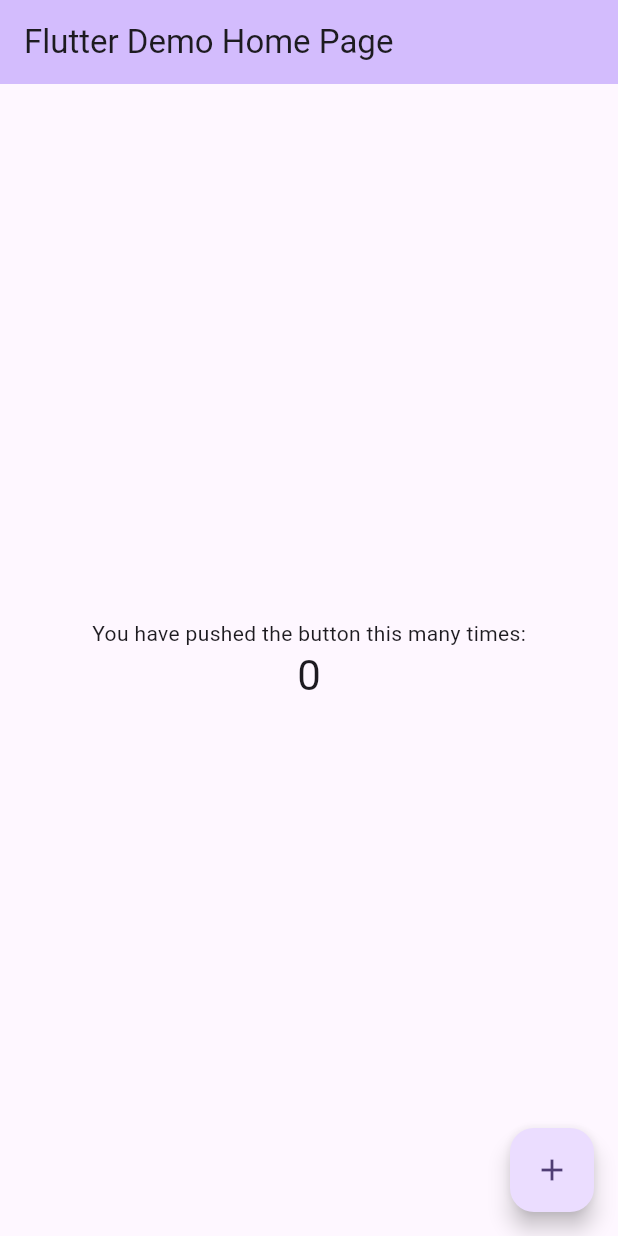
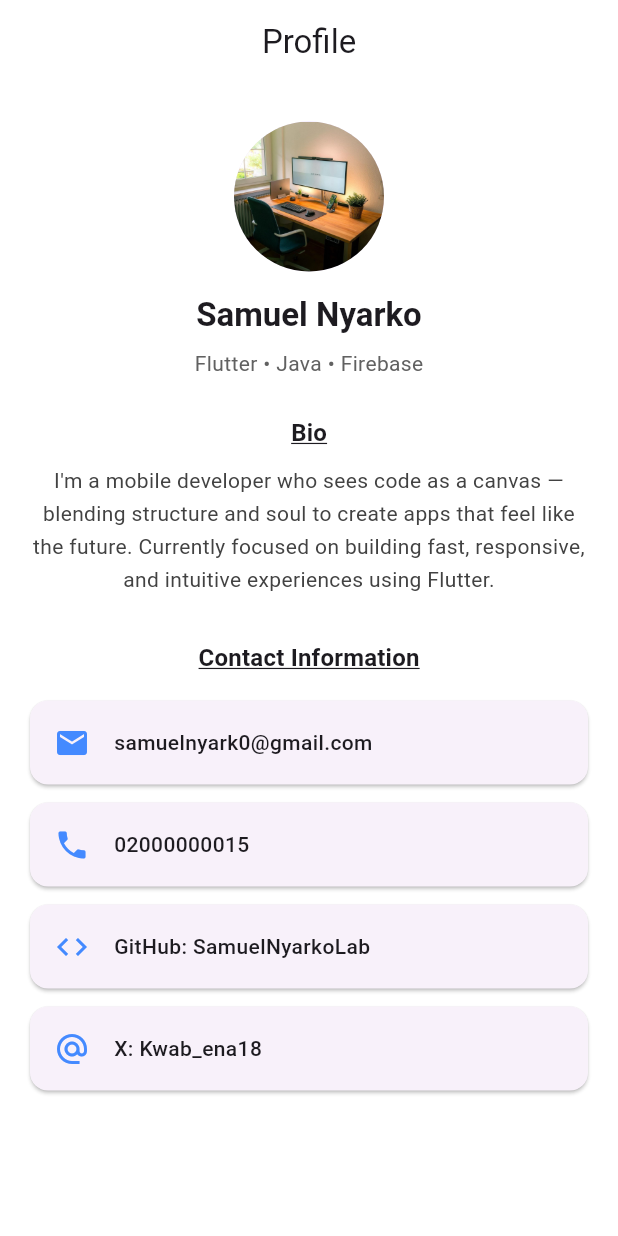
Before and after one commit to SamuelNyarko-lab/compilecamp, a Flutter app: the screen it shows after launch, on a phone screen of 412 x 824 dp. Run offline on Flutter 3.47's test engine with Material 3 defaults, Android fonts, the phone set to English and light mode, and no system bars.

Commit message:
Profile Page Complete

```diff
--- /dev/null
+++ b/lib/helpers/helpers.dart
@@ -0,0 +1,8 @@
+import 'package:flutter/material.dart';
+
+Widget verticalSpace(double height) => SizedBox(height: height);
+
+Widget horizontalSpace(double width) => SizedBox(width: width);
+
+double deviceWidth(BuildContext context) => MediaQuery.of(context).size.width;
+double deviceHeight(BuildContext context) => MediaQuery.of(context).size.height;
--- a/lib/main.dart
+++ b/lib/main.dart
@@ -1,3 +1,4 @@
+import 'package:compilecamp/screens/profile_screen.dart';
 import 'package:flutter/material.dart';
 
 void main() {
@@ -7,116 +8,15 @@ void main() {
 class MyApp extends StatelessWidget {
   const MyApp({super.key});
 
-  // This widget is the root of your application.
   @override
   Widget build(BuildContext context) {
     return MaterialApp(
-      title: 'Flutter Demo',
+      title: 'Compile Camp',
       theme: ThemeData(
-        // This is the theme of your application.
-        //
-        // TRY THIS: Try running your application with "flutter run". You'll see
-        // the application has a purple toolbar. Then, without quitting the app,
-        // try changing the seedColor in the colorScheme below to Colors.green
-        // and then invoke "hot reload" (save your changes or press the "hot
-        // reload" button in a Flutter-supported IDE, or press "r" if you used
-        // the command line to start the app).
-        //
-        // Notice that the counter didn't reset back to zero; the application
-        // state is not lost during the reload. To reset the state, use hot
-        // restart instead.
-        //
-        // This works for code too, not just values: Most code changes can be
-        // tested with just a hot reload.
         colorScheme: ColorScheme.fromSeed(seedColor: Colors.deepPurple),
       ),
-      home: const MyHomePage(title: 'Flutter Demo Home Page'),
+      home: const ProfileScreen(),
+      debugShowCheckedModeBanner: false,
     );
   }
 }
-
-class MyHomePage extends StatefulWidget {
-  const MyHomePage({super.key, required this.title});
-
-  // This widget is the home page of your application. It is stateful, meaning
-  // that it has a State object (defined below) that contains fields that affect
-  // how it looks.
-
-  // This class is the configuration for the state. It holds the values (in this
-  // case the title) provided by the parent (in this case the App widget) and
-  // used by the build method of the State. Fields in a Widget subclass are
-  // always marked "final".
-
-  final String title;
-
-  @override
-  State<MyHomePage> createState() => _MyHomePageState();
-}
-
-class _MyHomePageState extends State<MyHomePage> {
-  int _counter = 0;
-
-  void _incrementCounter() {
-    setState(() {
-      // This call to setState tells the Flutter framework that something has
-      // changed in this State, which causes it to rerun the build method below
-      // so that the display can reflect the updated values. If we changed
-      // _counter without calling setState(), then the build method would not be
-      // called again, and so nothing would appear to happen.
-      _counter++;
-    });
-  }
-
-  @override
-  Widget build(BuildContext context) {
-    // This method is rerun every time setState is called, for instance as done
-    // by the _incrementCounter method above.
-    //
-    // The Flutter framework has been optimized to make rerunning build methods
-    // fast, so that you can just rebuild anything that needs updating rather
-    // than having to individually change instances of widgets.
-    return Scaffold(
-      appBar: AppBar(
-        // TRY THIS: Try changing the color here to a specific color (to
-        // Colors.amber, perhaps?) and trigger a hot reload to see the AppBar
-        // change color while the other colors stay the same.
-        backgroundColor: Theme.of(context).colorScheme.inversePrimary,
-        // Here we take the value from the MyHomePage object that was created by
-        // the App.build method, and use it to set our appbar title.
-        title: Text(widget.title),
-      ),
-      body: Center(
-        // Center is a layout widget. It takes a single child and positions it
-        // in the middle of the parent.
-        child: Column(
-          // Column is also a layout widget. It takes a list of children and
-          // arranges them vertically. By default, it sizes itself to fit its
-          // children horizontally, and tries to be as tall as its parent.
-          //
-          // Column has various properties to control how it sizes itself and
-          // how it positions its children. Here we use mainAxisAlignment to
-          // center the children vertically; the main axis here is the vertical
-          // axis because Columns are vertical (the cross axis would be
-          // horizontal).
-          //
-          // TRY THIS: Invoke "debug painting" (choose the "Toggle Debug Paint"
-          // action in the IDE, or press "p" in the console), to see the
-          // wireframe for each widget.
-          mainAxisAlignment: MainAxisAlignment.center,
-          children: <Widget>[
-            const Text('You have pushed the button this many times:'),
-            Text(
-              '$_counter',
-              style: Theme.of(context).textTheme.headlineMedium,
-            ),
-          ],
-        ),
-      ),
-      floatingActionButton: FloatingActionButton(
-        onPressed: _incrementCounter,
-        tooltip: 'Increment',
-        child: const Icon(Icons.add),
-      ), // This trailing comma makes auto-formatting nicer for build methods.
-    );
-  }
-}
--- /dev/null
+++ b/lib/screens/profile_screen.dart
@@ -0,0 +1,123 @@
+import 'package:compilecamp/helpers/helpers.dart';
+import 'package:flutter/material.dart';
+
+class ProfileScreen extends StatelessWidget {
+  const ProfileScreen({super.key});
+
+  @override
+  Widget build(BuildContext context) {
+    final theme = Theme.of(context);
+
+    return Scaffold(
+      appBar: AppBar(
+        title: const Text('Profile'),
+        centerTitle: true,
+        backgroundColor: Colors.white,
+        elevation: 0,
+      ),
+      backgroundColor: Colors.white,
+
+      body: SafeArea(
+        child: SingleChildScrollView(
+          padding: const EdgeInsets.symmetric(horizontal: 20, vertical: 25),
+          child: Column(
+            crossAxisAlignment: CrossAxisAlignment.center,
+            children: [
+              // Profile Picture
+              CircleAvatar(
+                radius: 50,
+                backgroundImage: const AssetImage(
+                  'assets/images/profile_picture.jpeg',
+                ),
+              ),
+              verticalSpace(15),
+
+              // Name
+              Text(
+                'Samuel Nyarko',
+                style: theme.textTheme.titleLarge?.copyWith(
+                  fontWeight: FontWeight.bold,
+                ),
+              ),
+              verticalSpace(8),
+
+              // Skills
+              Text(
+                'Flutter • Java • Firebase',
+                style: theme.textTheme.bodyMedium?.copyWith(
+                  color: Colors.grey[700],
+                ),
+              ),
+              verticalSpace(25),
+
+              // Bio Section
+              SectionTitle(title: 'Bio'),
+              verticalSpace(8),
+              Text(
+                "I'm a mobile developer who sees code as a canvas — blending structure and soul to create apps that feel like the future. Currently focused on building fast, responsive, and intuitive experiences using Flutter.",
+                style: theme.textTheme.bodyMedium?.copyWith(
+                  height: 1.6,
+                  color: Colors.grey[800],
+                ),
+                textAlign: TextAlign.center,
+              ),
+              verticalSpace(30),
+
+              // Contact Info
+              SectionTitle(title: 'Contact Information'),
+              verticalSpace(10),
+
+              ContactTile(icon: Icons.email, label: 'samuelnyark0@gmail.com'),
+              ContactTile(icon: Icons.phone, label: '02000000015'),
+              ContactTile(icon: Icons.code, label: 'GitHub: SamuelNyarkoLab'),
+              ContactTile(icon: Icons.alternate_email, label: 'X: Kwab_ena18'),
+            ],
+          ),
+        ),
+      ),
+    );
+  }
+}
+
+// Section Title Widget
+class SectionTitle extends StatelessWidget {
+  const SectionTitle({super.key, required this.title});
+  final String title;
+
+  @override
+  Widget build(BuildContext context) {
+    return Text(
+      title,
+      style: Theme.of(context).textTheme.titleMedium?.copyWith(
+        fontWeight: FontWeight.bold,
+        decoration: TextDecoration.underline,
+      ),
+      textAlign: TextAlign.left,
+    );
+  }
+}
+
+// Contact Tile Widget
+class ContactTile extends StatelessWidget {
+  final IconData icon;
+  final String label;
+
+  const ContactTile({super.key, required this.icon, required this.label});
+
+  @override
+  Widget build(BuildContext context) {
+    return Card(
+      margin: const EdgeInsets.symmetric(vertical: 6),
+      elevation: 1,
+      child: ListTile(
+        leading: Icon(icon, color: Colors.blueAccent),
+        title: Text(
+          label,
+          style: Theme.of(
+            context,
+          ).textTheme.bodyMedium?.copyWith(fontWeight: FontWeight.w500),
+        ),
+      ),
+    );
+  }
+}
--- a/pubspec.yaml
+++ b/pubspec.yaml
@@ -58,9 +58,8 @@ flutter:
   uses-material-design: true
 
   # To add assets to your application, add an assets section, like this:
-  # assets:
-  #   - images/a_dot_burr.jpeg
-  #   - images/a_dot_ham.jpeg
+  assets:
+    - assets/images/
 
   # An image asset can refer to one or more resolution-specific "variants", see
   # https://flutter.dev/to/resolution-aware-images
```
Also changed, not shown: assets/images/profile_picture.jpeg (added), 1 other file.
